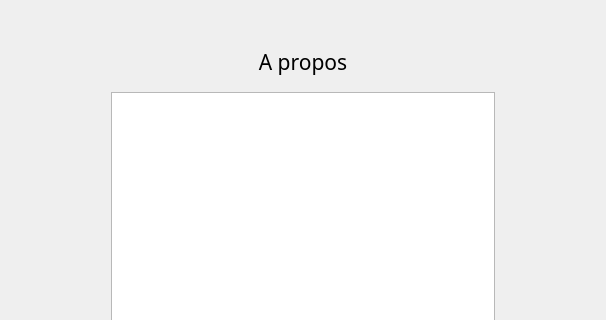
Old version of the form ui/about.ui in the repository Covalia/standalone-deployer; both pictures show x 0 to 606 and y 0 to 320 of the 606 by 479 pixel window.
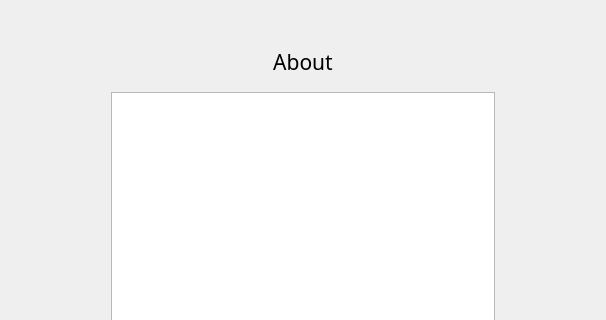
New version of the form.

```diff
--- a/ui/about.ui
+++ b/ui/about.ui
@@ -52,7 +52,7 @@
         <string notr="true">color: @color-text-on-background ;</string>
        </property>
        <property name="text">
-        <string>A propos</string>
+        <string>About</string>
        </property>
        <property name="alignment">
         <set>Qt::AlignCenter</set>
```
Left out of the diff: 2 changed lines with no effect on the pictures.
